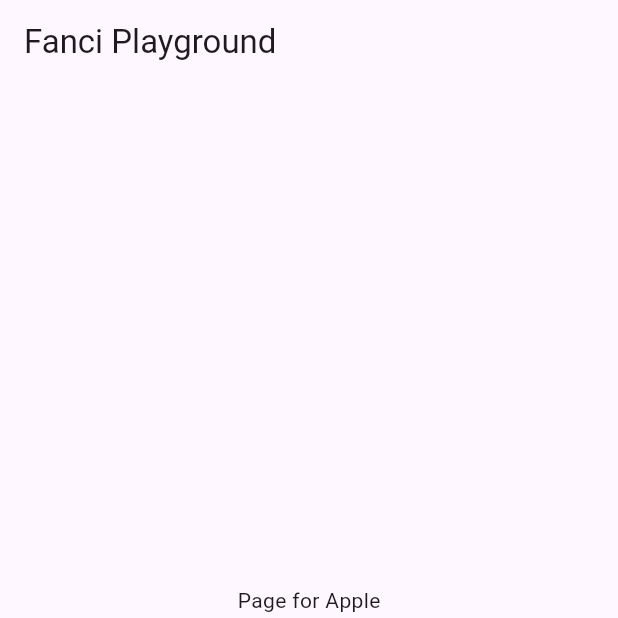
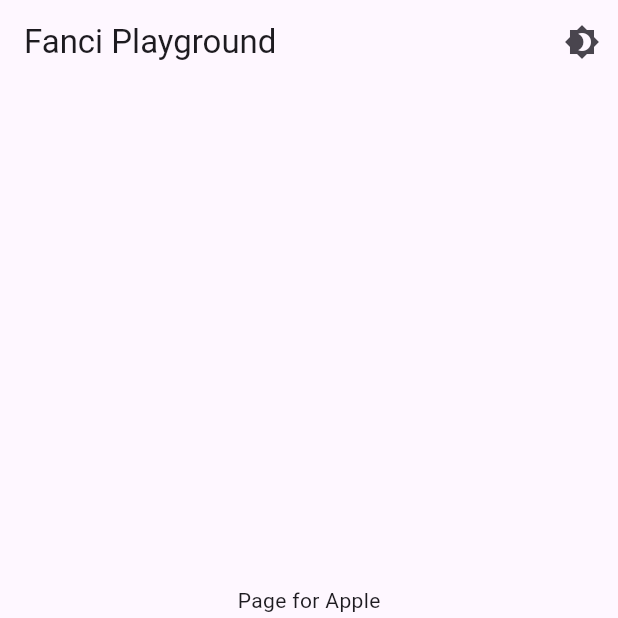
Before and after one commit to astorDev/fanci, a Flutter app: the screen it shows after launch, on a phone screen of 412 x 824 dp, the top half of it. Run offline on Flutter 3.47's test engine with Material 3 defaults, Android fonts, the phone set to English and light mode, and no system bars.

Commit message:
theme builder extracted

```diff
--- a/flutter/lib/fanci_playground.dart
+++ b/flutter/lib/fanci_playground.dart
@@ -1,12 +1,11 @@
 import 'package:flutter/material.dart';
 
-ValueNotifier<ThemeMode> themeMode = ValueNotifier(ThemeMode.light);
-
 class FanciPlaygroundApp extends StatelessWidget {
+  final ThemeModeController themeModeController = ThemeModeController(ThemeMode.light);
   final String appName;
   final List<FanciPlaygroundTab> tabs;
 
-  const FanciPlaygroundApp({
+  FanciPlaygroundApp({
     required this.appName,
     required this.tabs,
     super.key
@@ -14,9 +13,8 @@ class FanciPlaygroundApp extends StatelessWidget {
 
   @override
   Widget build(BuildContext context) {
-    return ValueListenableBuilder(
-      valueListenable: themeMode,
-      builder: (context, themeMode, _) => MaterialApp(
+    return ThemedBuilder(
+      builder: (themeController) => MaterialApp(
         title: '$appName Playground',
         debugShowCheckedModeBanner: false,
         theme: ThemeData(
@@ -24,23 +22,40 @@ class FanciPlaygroundApp extends StatelessWidget {
           useMaterial3: true,
         ),
         darkTheme: ThemeData.dark(),
-        themeMode: themeMode,
-        home: FancyPlaygroundPage(
+        themeMode: themeController.value,
+        home: FanciPlaygroundPage(
           appName: appName,
-          tabs: tabs
+          tabs: tabs,
+          themeModeController: themeController,
         ),
       ),
     );
   }
 }
 
-class FancyPlaygroundPage extends StatelessWidget {
+class ThemedBuilder extends StatelessWidget {
+  final ThemeModeController themeModeController = ThemeModeController(ThemeMode.light);
+  final Widget Function(ThemeModeController) builder;
+
+  ThemedBuilder({
+    required this.builder,
+    super.key
+  });
+
+  @override
+  Widget build(BuildContext context) => ValueListenableBuilder(
+    valueListenable: themeModeController,
+    builder: (context, _, __) => builder(themeModeController)
+  );
+}
+
+class FanciPlaygroundPage extends StatelessWidget {
   final String appName;
   final ValueNotifier navigationBarIndex = ValueNotifier(0);
   final List<FanciPlaygroundTab> tabs;
-  final ValueNotifier<ThemeMode>? themeModeController;
+  final ThemeModeController? themeModeController;
 
-  FancyPlaygroundPage({
+  FanciPlaygroundPage({
     super.key,
     required this.appName,
     required this.tabs,
@@ -55,9 +70,7 @@ class FancyPlaygroundPage extends StatelessWidget {
         actions: [
           if (themeModeController != null) IconButton(
             icon: const Icon(Icons.brightness_4_sharp),
-            onPressed: () {
-              themeModeController!.value = themeModeController!.value == ThemeMode.light ? ThemeMode.dark : ThemeMode.light;
-            },
+            onPressed: () => themeModeController!.toggle(),
           ),
         ],
       ),
@@ -102,3 +115,11 @@ class FanciPlaygroundTab {
     required this.page
   });
 }
+
+class ThemeModeController extends ValueNotifier<ThemeMode> {
+  ThemeModeController(super.value);
+
+  void toggle() {
+    value = value == ThemeMode.light ? ThemeMode.dark : ThemeMode.light;
+  }
+}
```
